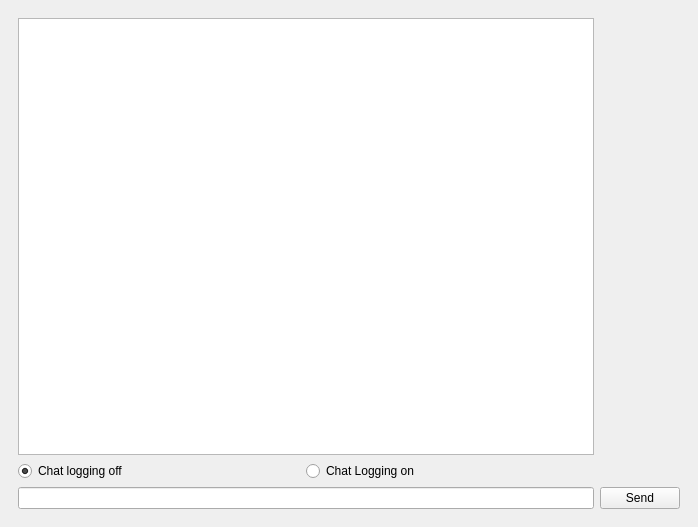
This is all windows/chat-window.ui in ohlee1/Pbard as Qt 5 draws it before an edit. The edited form follows.
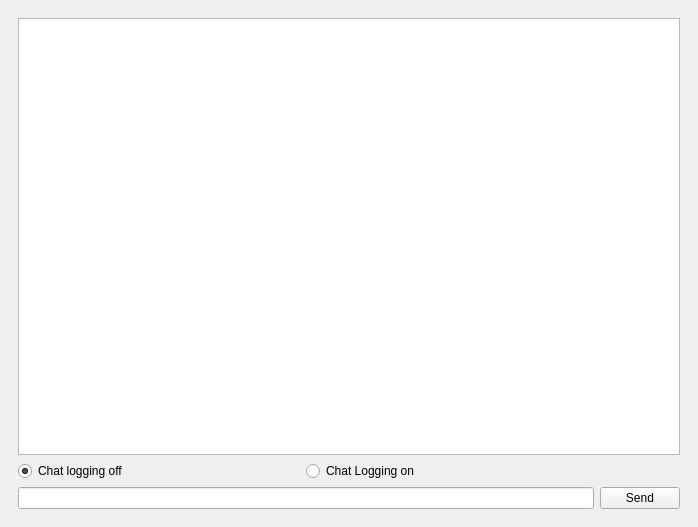
This is the edited form.

Commit message: edited chat window slightly

```diff
--- a/all windows/chat-window.ui
+++ b/all windows/chat-window.ui
@@ -20,9 +20,6 @@
       <item row="0" column="0">
        <widget class="QWidget" name="widget" native="true">
         <layout class="QGridLayout" name="gridLayout_6">
-         <item row="0" column="0">
-          <widget class="QTextBrowser" name="textBrowser"/>
-         </item>
          <item row="1" column="0">
           <layout class="QHBoxLayout" name="horizontalLayout">
            <property name="spacing">
@@ -90,6 +87,9 @@
            </property>
           </widget>
          </item>
+         <item row="0" column="0" colspan="2">
+          <widget class="QTextBrowser" name="textBrowser"/>
+         </item>
         </layout>
        </widget>
       </item>
```
